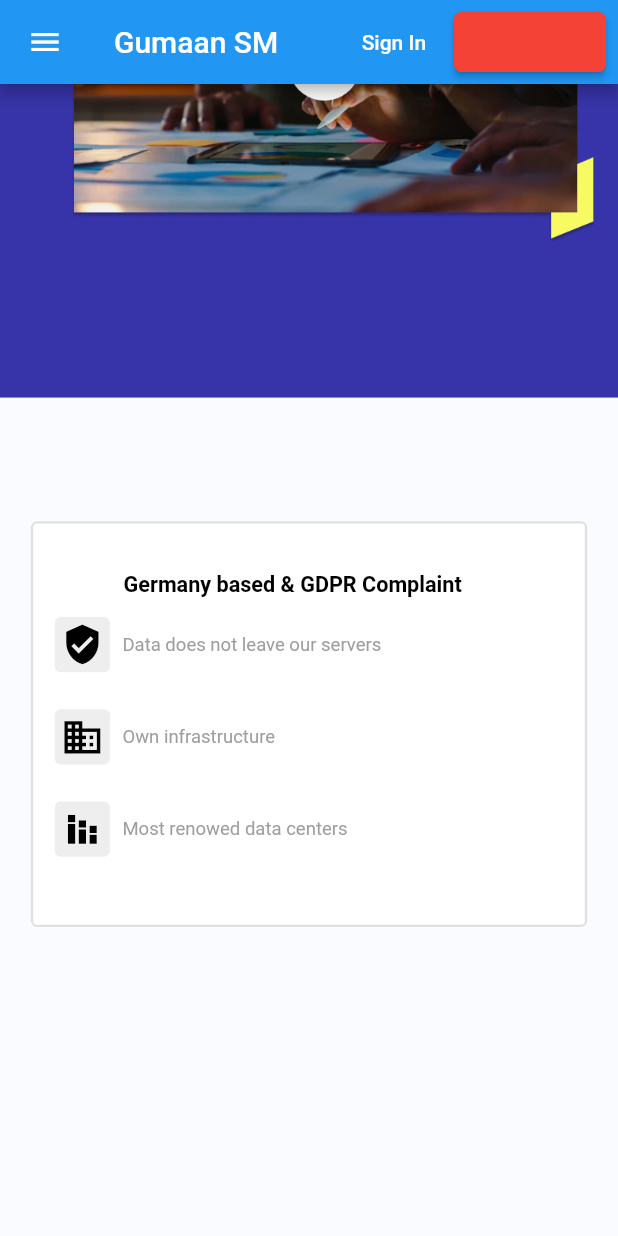
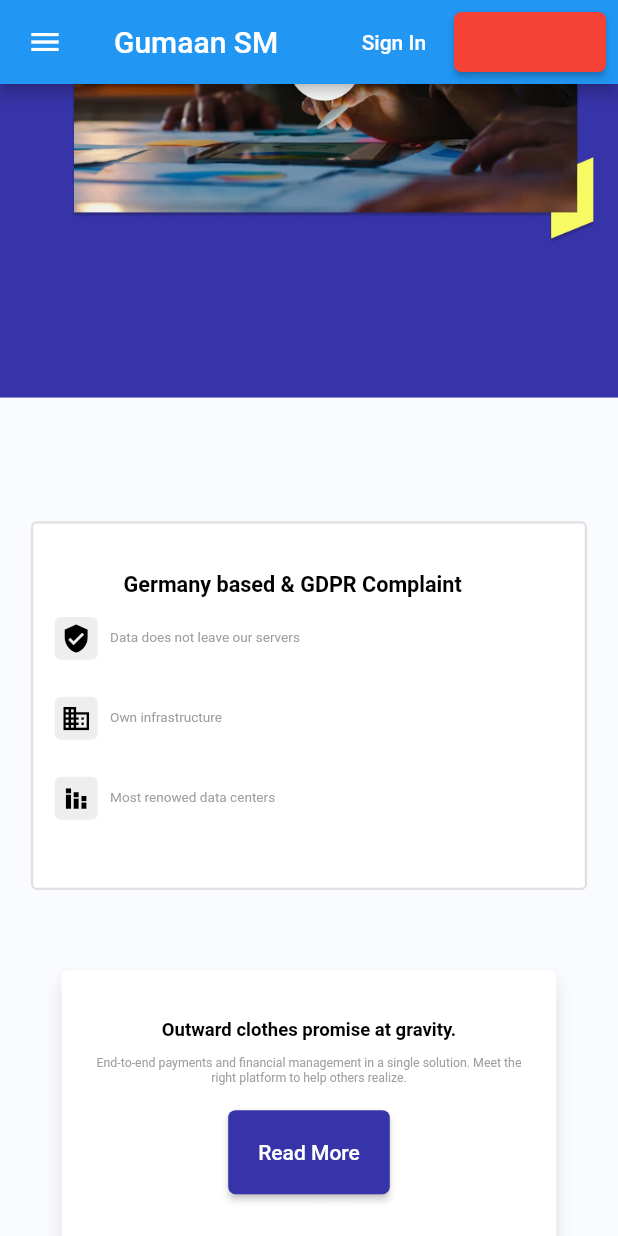
Before and after one commit to Gumaan-Mahar/crypto_portfolio_landing_page, a Flutter app: the screen it shows after launch, scrolled down 2880 dp, on a phone screen of 412 x 824 dp. Run offline on Flutter 3.47's test engine with Material 2 defaults, Android fonts, the phone set to English and light mode, and no system bars; our stand-ins replace flutter_svg.

Commit message:
Value props section updated

```diff
--- a/lib/screens/ContentScreen/components/value_props_section.dart
+++ b/lib/screens/ContentScreen/components/value_props_section.dart
@@ -1,4 +1,6 @@
 import 'package:flutter/material.dart';
+import 'package:portfolio_landing_page/constants.dart';
+import 'package:portfolio_landing_page/widgets/custom_elevated_button.dart';
 
 class ValuePropsSection extends StatelessWidget {
   const ValuePropsSection({Key? key}) : super(key: key);
@@ -15,7 +17,8 @@ class ValuePropsSection extends StatelessWidget {
             border: Border.all(color: Colors.grey.shade300, width: 1.5),
             borderRadius: BorderRadius.circular(4.0),
           ),
-          margin: EdgeInsets.symmetric(vertical: screenSize.height * 0.1),
+          margin: EdgeInsets.only(
+              top: screenSize.height * 0.1, bottom: screenSize.height * 0.06),
           child: Padding(
             padding: EdgeInsets.symmetric(
                 horizontal: screenSize.width * 0.015,
@@ -62,7 +65,119 @@ class ValuePropsSection extends StatelessWidget {
             ),
           ),
         ),
+        Flex(
+          direction: screenSize.width >= 768 ? Axis.horizontal : Axis.vertical,
+          mainAxisAlignment: MainAxisAlignment.center,
+          children: [
+            ReuseableValuePropsContainer(
+              screenSize: screenSize,
+              titleText: 'Outward clothes promise at gravity.',
+              onPressed: () {},
+              descriptionText:
+                  'End-to-end payments and financial management in a single solution. Meet the right platform to help others realize.',
+            ),
+            SizedBox(
+              width: screenSize.width * 0.04,
+              height: screenSize.height * 0.04,
+            ),
+            ReuseableValuePropsContainer(
+              screenSize: screenSize,
+              titleText: 'Sufficient particular impossible.',
+              onPressed: () {},
+              descriptionText:
+                  'End-to-end payments and financial management in a single solution. Meet the right platform to help others realize.',
+            ),
+          ],
+        ),
       ],
+    );
+  }
+}
+
+class ReuseableValuePropsContainer extends StatelessWidget {
+  const ReuseableValuePropsContainer({
+    Key? key,
+    required this.screenSize,
+    required this.titleText,
+    required this.descriptionText,
+    required this.onPressed,
+  }) : super(key: key);
+
+  final Size screenSize;
+  final String titleText;
+  final String descriptionText;
+  final VoidCallback onPressed;
+
+  @override
+  Widget build(BuildContext context) {
+    return Card(
+      elevation: 5.0,
+      shadowColor: Colors.grey.withOpacity(0.4),
+      child: Container(
+        width: screenSize.width >= 768
+            ? screenSize.width * 0.4
+            : screenSize.width * 0.8,
+        decoration: BoxDecoration(
+          color: Colors.white,
+          borderRadius: BorderRadius.circular(8.0),
+          // border: Border.all(
+          //   color: Colors.grey.shade400,
+          // ),
+          // boxShadow: [
+          //   BoxShadow(
+          //     color: Colors.grey.shade400,
+          //     offset: const Offset(0.8, 0.8),
+          //     blurRadius: 1,
+          //     spreadRadius: 0.8,
+          //   ),
+          // ],
+        ),
+        padding: EdgeInsets.symmetric(
+            vertical: screenSize.height * 0.04,
+            horizontal: screenSize.width * 0.02),
+        child: Column(
+          crossAxisAlignment: CrossAxisAlignment.center,
+          mainAxisAlignment: MainAxisAlignment.center,
+          children: [
+            Container(
+              width: screenSize.width * 0.6,
+              color: Colors.transparent,
+              alignment: Alignment.center,
+              padding: EdgeInsets.only(bottom: screenSize.height * 0.012),
+              child: Text(
+                titleText,
+                style: TextStyle(
+                    fontSize: screenSize.width >= 768
+                        ? screenSize.width * 0.015
+                        : screenSize.width * 0.03,
+                    fontWeight: FontWeight.bold,
+                    color: Colors.black),
+              ),
+            ),
+            Container(
+              width: screenSize.width * 0.7,
+              color: Colors.transparent,
+              alignment: Alignment.center,
+              padding: EdgeInsets.only(bottom: screenSize.height * 0.02),
+              child: Text(
+                descriptionText,
+                textAlign: TextAlign.center,
+                style: TextStyle(
+                  fontSize: screenSize.width >= 768
+                      ? screenSize.width * 0.012
+                      : screenSize.width * 0.02,
+                  color: Colors.grey,
+                ),
+              ),
+            ),
+            CustomElevatedButton(
+              handleOnPressed: onPressed,
+              labelText: 'Read More',
+              backgroundColor: primaryColor,
+            ),
+          ],
+        ),
+      ),
     );
   }
 }
@@ -99,7 +214,7 @@ class ReuseableIconTextContainer extends StatelessWidget {
               icon,
               size: screenSize.width >= 768
                   ? screenSize.width * 0.03
-                  : screenSize.width * 0.07,
+                  : screenSize.width * 0.05,
               color: Colors.black,
             ),
           ),
@@ -113,7 +228,7 @@ class ReuseableIconTextContainer extends StatelessWidget {
               style: TextStyle(
                   fontSize: screenSize.width >= 768
                       ? screenSize.width * 0.013
-                      : screenSize.width * 0.03,
+                      : screenSize.width * 0.022,
                   color: Colors.grey),
             ),
           ),
--- a/lib/screens/ContentScreen/content_screen.dart
+++ b/lib/screens/ContentScreen/content_screen.dart
@@ -12,8 +12,11 @@ class ContentScreen extends StatelessWidget {
 
   @override
   Widget build(BuildContext context) {
+    final Size screenSize = MediaQuery.of(context).size;
     return Container(
-      height: MediaQuery.of(context).size.height * 5,
+      height: screenSize.width >= 768
+          ? screenSize.height * 3.5
+          : screenSize.height * 6,
       color: contentBackgroundColor,
       child: LayoutBuilder(
         builder: (BuildContext context, BoxConstraints constraints) {
```
